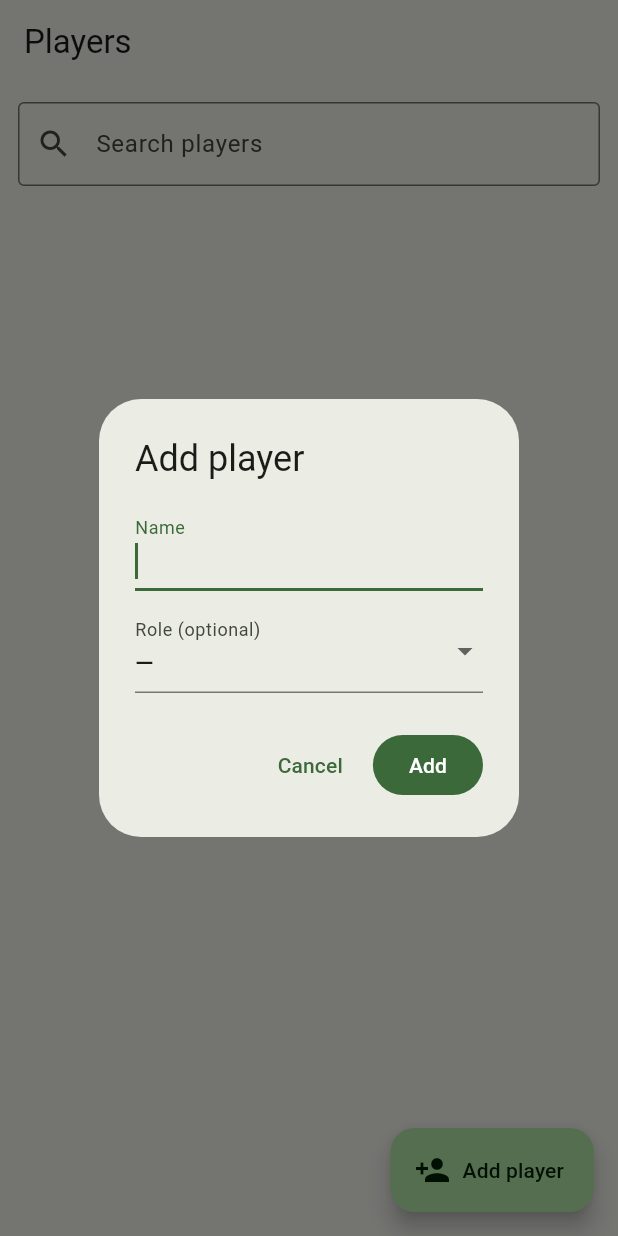
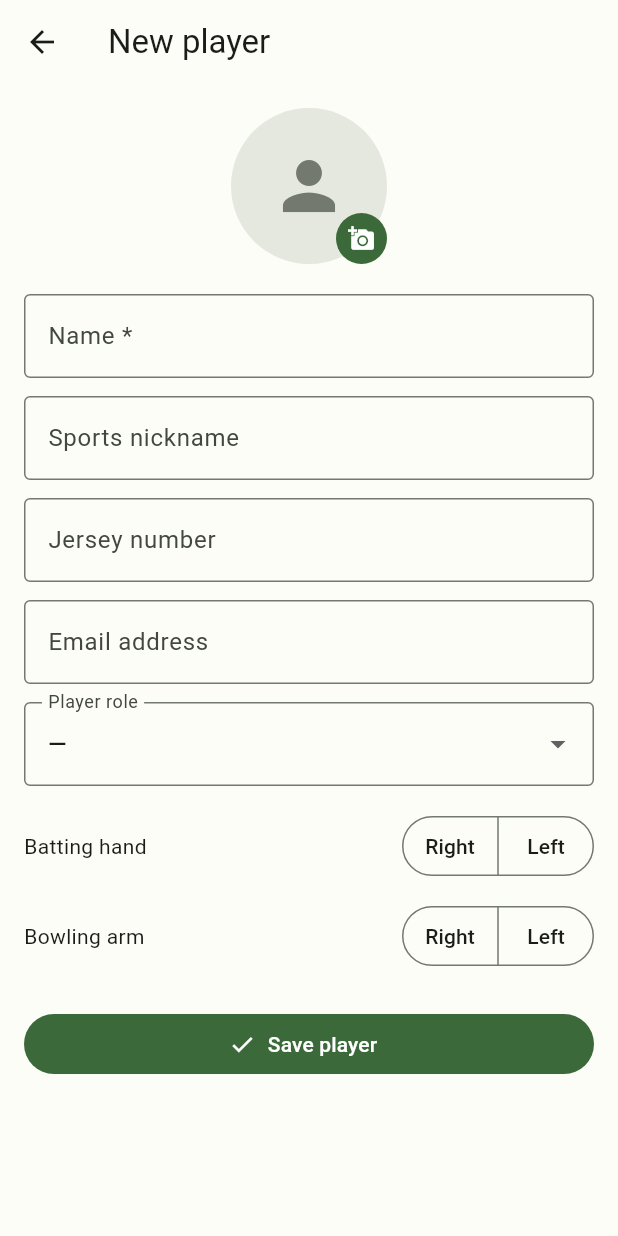
Before and after one commit to sunilkks0507/Gully-Cricket-Score, a Flutter app: the PlayersScreen screen opened by its route, after a tap on "Add player", on a phone screen of 412 x 824 dp. Run offline on Flutter 3.47's test engine with Material 3 defaults, Android fonts, the phone set to English and light mode, and no system bars; our stand-ins replace drift, flutter_riverpod, freezed_annotation, go_router, image_picker; accounts and stored records are empty; generated files the repository leaves out were written again.

Commit message:
Expand Add Player into a full player profile form
Replace the small add-player dialog with a dedicated add/edit profile screen:
- Name is the only required field
- Optional: sports nickname, jersey number, email (validated), player role,
  batting hand and bowling arm (left/right), and a photo (image_picker gallery,
  copied into app storage)
- Players list shows the photo, nickname and jersey/role; row menu gains Edit
- Player profile shows a header card (photo + details) and an Edit action

Schema v2: adds Players.jerseyNo and Players.email with an onUpgrade migration.
Adds image_picker dependency + iOS photo-library usage string.

analyze clean; 58 tests green.

Co-Authored-By: Claude Opus 4.8 <noreply@anthropic.com>

```diff
--- a/lib/app/router.dart
+++ b/lib/app/router.dart
@@ -4,6 +4,7 @@ import '../features/history/history_screen.dart';
 import '../features/home/home_screen.dart';
 import '../features/live_scoring/live_scoring_screen.dart';
 import '../features/match_setup/match_setup_screen.dart';
+import '../features/players/player_form_screen.dart';
 import '../features/players/player_profile_screen.dart';
 import '../features/players/players_screen.dart';
 import '../features/scorecard/scorecard_screen.dart';
@@ -22,6 +23,16 @@ final GoRouter appRouter = GoRouter(
       path: '/players',
       name: 'players',
       builder: (c, s) => const PlayersScreen(),
+    ),
+    GoRoute(
+      path: '/players/new',
+      name: 'playerCreate',
+      builder: (c, s) => const PlayerFormScreen(),
+    ),
+    GoRoute(
+      path: '/players/:id/edit',
+      name: 'playerEdit',
+      builder: (c, s) => PlayerFormScreen(playerId: s.pathParameters['id']!),
     ),
     GoRoute(
       path: '/players/:id',
--- a/lib/data/db/tables.dart
+++ b/lib/data/db/tables.dart
@@ -13,9 +13,19 @@ class Players extends Table {
   TextColumn get id => text()();
   TextColumn get name => text()();
   TextColumn get nickname => text().nullable()();
+
+  /// Batting hand — stored as a [BattingHand] name ('right' / 'left').
   TextColumn get battingStyle => text().nullable()();
+
+  /// Bowling arm — stored as a [BattingHand] name ('right' / 'left').
   TextColumn get bowlingStyle => text().nullable()();
   TextColumn get role => textEnum<PlayerRole>().nullable()();
+
+  /// Preferred jersey number.
+  IntColumn get jerseyNo => integer().nullable()();
+  TextColumn get email => text().nullable()();
+
+  /// Local file path to the player's photo.
   TextColumn get photoPath => text().nullable()();
   DateTimeColumn get createdAt => dateTime()();
 
--- /dev/null
+++ b/lib/features/players/player_form_screen.dart
@@ -0,0 +1,305 @@
+import 'dart:io';
+
+import 'package:flutter/material.dart';
+import 'package:flutter_riverpod/flutter_riverpod.dart';
+import 'package:go_router/go_router.dart';
+import 'package:image_picker/image_picker.dart';
+import 'package:path/path.dart' as p;
+import 'package:path_provider/path_provider.dart';
+import 'package:uuid/uuid.dart';
+
+import '../../application/providers.dart';
+import '../../models/enums.dart';
+
+/// Add or edit a full player profile: name (required) + optional nickname,
+/// jersey number, email, role, batting/bowling hand, and a photo.
+class PlayerFormScreen extends ConsumerStatefulWidget {
+  const PlayerFormScreen({this.playerId, super.key});
+
+  final String? playerId;
+
+  @override
+  ConsumerState<PlayerFormScreen> createState() => _PlayerFormScreenState();
+}
+
+class _PlayerFormScreenState extends ConsumerState<PlayerFormScreen> {
+  final _formKey = GlobalKey<FormState>();
+  final _name = TextEditingController();
+  final _nickname = TextEditingController();
+  final _jersey = TextEditingController();
+  final _email = TextEditingController();
+
+  PlayerRole? _role;
+  BattingHand? _battingHand;
+  BattingHand? _bowlingHand;
+  String? _photoPath;
+  DateTime? _createdAt;
+
+  bool _loading = false;
+  bool _saving = false;
+
+  bool get _isEdit => widget.playerId != null;
+
+  @override
+  void initState() {
+    super.initState();
+    if (_isEdit) _load();
+  }
+
+  @override
+  void dispose() {
+    _name.dispose();
+    _nickname.dispose();
+    _jersey.dispose();
+    _email.dispose();
+    super.dispose();
+  }
+
+  Future<void> _load() async {
+    setState(() => _loading = true);
+    final player = await ref
+        .read(playerRepositoryProvider)
+        .get(widget.playerId!);
+    if (player == null || !mounted) {
+      setState(() => _loading = false);
+      return;
+    }
+    _name.text = player.name;
+    _nickname.text = player.nickname ?? '';
+    _jersey.text = player.jerseyNo?.toString() ?? '';
+    _email.text = player.email ?? '';
+    _role = player.role;
+    _battingHand = _handFrom(player.battingStyle);
+    _bowlingHand = _handFrom(player.bowlingStyle);
+    _photoPath = player.photoPath;
+    _createdAt = player.createdAt;
+    setState(() => _loading = false);
+  }
+
+  static BattingHand? _handFrom(String? name) {
+    if (name == null) return null;
+    for (final h in BattingHand.values) {
+      if (h.name == name) return h;
+    }
+    return null;
+  }
+
+  @override
+  Widget build(BuildContext context) {
+    return Scaffold(
+      appBar: AppBar(title: Text(_isEdit ? 'Edit player' : 'New player')),
+      body: _loading
+          ? const Center(child: CircularProgressIndicator())
+          : Form(
+              key: _formKey,
+              child: ListView(
+                padding: const EdgeInsets.all(16),
+                children: [
+                  Center(child: _photoPicker()),
+                  const SizedBox(height: 20),
+                  TextFormField(
+                    controller: _name,
+                    textCapitalization: TextCapitalization.words,
+                    decoration: const InputDecoration(
+                      labelText: 'Name *',
+                      border: OutlineInputBorder(),
+                    ),
+                    validator: (v) => (v == null || v.trim().isEmpty)
+                        ? 'Name is required'
+                        : null,
+                  ),
+                  const SizedBox(height: 12),
+                  TextFormField(
+                    controller: _nickname,
+                    decoration: const InputDecoration(
+                      labelText: 'Sports nickname',
+                      border: OutlineInputBorder(),
+                    ),
+                  ),
+                  const SizedBox(height: 12),
+                  TextFormField(
+                    controller: _jersey,
+                    keyboardType: TextInputType.number,
+                    decoration: const InputDecoration(
+                      labelText: 'Jersey number',
+                      border: OutlineInputBorder(),
+                    ),
+                  ),
+                  const SizedBox(height: 12),
+                  TextFormField(
+                    controller: _email,
+                    keyboardType: TextInputType.emailAddress,
+                    decoration: const InputDecoration(
+                      labelText: 'Email address',
+                      border: OutlineInputBorder(),
+                    ),
+                    validator: (v) {
+                      if (v == null || v.trim().isEmpty) return null;
+                      final ok = RegExp(
+                        r'^[^@\s]+@[^@\s]+\.[^@\s]+$',
+                      ).hasMatch(v.trim());
+                      return ok ? null : 'Enter a valid email';
+                    },
+                  ),
+                  const SizedBox(height: 12),
+                  DropdownButtonFormField<PlayerRole?>(
+                    initialValue: _role,
+                    decoration: const InputDecoration(
+                      labelText: 'Player role',
+                      border: OutlineInputBorder(),
+                    ),
+                    items: [
+                      const DropdownMenuItem(value: null, child: Text('—')),
+                      for (final r in PlayerRole.values)
+                        DropdownMenuItem(value: r, child: Text(_roleLabel(r))),
+                    ],
+                    onChanged: (v) => setState(() => _role = v),
+                  ),
+                  const SizedBox(height: 16),
+                  _handSelector(
+                    'Batting hand',
+                    _battingHand,
+                    (v) => setState(() => _battingHand = v),
+                  ),
+                  const SizedBox(height: 12),
+                  _handSelector(
+                    'Bowling arm',
+                    _bowlingHand,
+                    (v) => setState(() => _bowlingHand = v),
+                  ),
+                  const SizedBox(height: 24),
+                  FilledButton.icon(
+                    onPressed: _saving ? null : _save,
+                    icon: const Icon(Icons.check),
+                    label: Text(_saving ? 'Saving…' : 'Save player'),
+                  ),
+                  const SizedBox(height: 32),
+                ],
+              ),
+            ),
+    );
+  }
+
+  Widget _photoPicker() {
+    final theme = Theme.of(context);
+    return Stack(
+      alignment: Alignment.bottomRight,
+      children: [
+        CircleAvatar(
+          radius: 52,
+          backgroundColor: theme.colorScheme.surfaceContainerHighest,
+          backgroundImage: _photoPath != null && File(_photoPath!).existsSync()
+              ? FileImage(File(_photoPath!))
+              : null,
+          child: _photoPath == null
+              ? Icon(Icons.person, size: 52, color: theme.colorScheme.outline)
+              : null,
+        ),
+        Material(
+          color: theme.colorScheme.primary,
+          shape: const CircleBorder(),
+          child: InkWell(
+            customBorder: const CircleBorder(),
+            onTap: _pickPhoto,
+            child: Padding(
+              padding: const EdgeInsets.all(8),
+              child: Icon(
+                _photoPath == null ? Icons.add_a_photo : Icons.edit,
+                size: 18,
+                color: theme.colorScheme.onPrimary,
+              ),
+            ),
+          ),
+        ),
+      ],
+    );
+  }
+
+  Widget _handSelector(
+    String label,
+    BattingHand? value,
+    ValueChanged<BattingHand?> onChanged,
+  ) {
+    return Row(
+      children: [
+        Expanded(child: Text(label)),
+        SegmentedButton<BattingHand?>(
+          emptySelectionAllowed: true,
+          showSelectedIcon: false,
+          segments: const [
+            ButtonSegment(value: BattingHand.right, label: Text('Right')),
+            ButtonSegment(value: BattingHand.left, label: Text('Left')),
+          ],
+          selected: value == null ? const {} : {value},
+          onSelectionChanged: (s) => onChanged(s.isEmpty ? null : s.first),
+        ),
+      ],
+    );
+  }
+
+  Future<void> _pickPhoto() async {
+    final messenger = ScaffoldMessenger.of(context);
+    try {
+      final picked = await ImagePicker().pickImage(
+        source: ImageSource.gallery,
+        maxWidth: 800,
+        imageQuality: 85,
+      );
+      if (picked == null) return;
+      final dir = await getApplicationDocumentsDirectory();
+      final photosDir = Directory(p.join(dir.path, 'player_photos'));
+      await photosDir.create(recursive: true);
+      final ext = p.extension(picked.path).isEmpty
+          ? '.jpg'
+          : p.extension(picked.path);
+      final dest = p.join(photosDir.path, '${const Uuid().v4()}$ext');
+      await File(picked.path).copy(dest);
+      if (mounted) setState(() => _photoPath = dest);
+    } catch (e) {
+      messenger.showSnackBar(
+        SnackBar(content: Text('Could not add photo: $e')),
+      );
+    }
+  }
+
+  Future<void> _save() async {
+    if (!(_formKey.currentState?.validate() ?? false)) return;
+    setState(() => _saving = true);
+    final navigator = GoRouter.of(context);
+    try {
+      await ref
+          .read(playerRepositoryProvider)
+          .savePlayer(
+            id: widget.playerId,
+            name: _name.text.trim(),
+            nickname: _nickname.text.trim().isEmpty
+                ? null
+                : _nickname.text.trim(),
+            jerseyNo: int.tryParse(_jersey.text.trim()),
+            email: _email.text.trim().isEmpty ? null : _email.text.trim(),
+            role: _role,
+            battingHand: _battingHand,
+            bowlingHand: _bowlingHand,
+            photoPath: _photoPath,
+            createdAt: _createdAt,
+          );
+      ref.invalidate(playersProvider);
+      ref.invalidate(playerNamesProvider);
+      navigator.pop();
+    } catch (e) {
+      if (mounted) {
+        setState(() => _saving = false);
+        ScaffoldMessenger.of(
+          context,
+        ).showSnackBar(SnackBar(content: Text('Could not save: $e')));
+      }
+    }
+  }
+
+  static String _roleLabel(PlayerRole r) => switch (r) {
+    PlayerRole.batter => 'Batter',
+    PlayerRole.bowler => 'Bowler',
+    PlayerRole.allRounder => 'All-rounder',
+    PlayerRole.keeper => 'Wicketkeeper',
+  };
+}
--- a/lib/features/players/player_profile_screen.dart
+++ b/lib/features/players/player_profile_screen.dart
@@ -1,6 +1,7 @@
+import 'dart:io';
+
 import 'package:flutter/material.dart';
 import 'package:flutter_riverpod/flutter_riverpod.dart';
-
 import 'package:go_router/go_router.dart';
 
 import '../../application/providers.dart';
@@ -46,21 +47,27 @@ class PlayerProfileScreen extends ConsumerWidget {
   @override
   Widget build(BuildContext context, WidgetRef ref) {
     final players = ref.watch(playersProvider).value ?? const [];
-    final name = players
-        .where((p) => p.id == playerId)
-        .map((p) => p.name)
-        .cast<String?>()
-        .firstWhere((_) => true, orElse: () => 'Player');
+    final matches = players.where((p) => p.id == playerId);
+    final player = matches.isEmpty ? null : matches.first;
+    final name = player?.name ?? 'Player';
     final stats = ref.watch(overallStatsProvider);
 
     return Scaffold(
       appBar: AppBar(
-        title: Text(name ?? 'Player'),
+        title: Text(name),
         actions: [
+          IconButton(
+            tooltip: 'Edit player',
+            icon: const Icon(Icons.edit_outlined),
+            onPressed: () => context.pushNamed(
+              'playerEdit',
+              pathParameters: {'id': playerId},
+            ),
+          ),
           IconButton(
             tooltip: 'Delete player',
             icon: const Icon(Icons.delete_outline),
-            onPressed: () => _delete(context, ref, name ?? 'This player'),
+            onPressed: () => _delete(context, ref, name),
           ),
         ],
       ),
@@ -70,6 +77,10 @@ class PlayerProfileScreen extends ConsumerWidget {
           return ListView(
             padding: const EdgeInsets.all(16),
             children: [
+              if (player != null) ...[
+                _ProfileHeader(player: player),
+                const SizedBox(height: 16),
+              ],
               _StatSection(
                 title: 'Overall batting',
                 rows: {
@@ -116,6 +127,104 @@ class PlayerProfileScreen extends ConsumerWidget {
   }
 }
 
+class _ProfileHeader extends StatelessWidget {
+  const _ProfileHeader({required this.player});
+
+  final dynamic player; // Player row
+
+  @override
+  Widget build(BuildContext context) {
+    final theme = Theme.of(context);
+    final hasPhoto =
+        player.photoPath != null &&
+        File(player.photoPath as String).existsSync();
+
+    final details = <String>[];
+    if (player.jerseyNo != null) details.add('Jersey #${player.jerseyNo}');
+    if (player.role != null) {
+      details.add(_roleLabel(player.role.name as String));
+    }
+    final batting = _handLabel(player.battingStyle as String?, 'bat');
+    if (batting != null) details.add(batting);
+    final bowling = _handLabel(player.bowlingStyle as String?, 'arm');
+    if (bowling != null) details.add(bowling);
+
+    return Card(
+      child: Padding(
+        padding: const EdgeInsets.all(16),
+        child: Row(
+          children: [
+            CircleAvatar(
+              radius: 36,
+              backgroundColor: theme.colorScheme.surfaceContainerHighest,
+              backgroundImage: hasPhoto
+                  ? FileImage(File(player.photoPath as String))
+                  : null,
+              child: hasPhoto
+                  ? null
+                  : Text(
+                      (player.name as String).isEmpty
+                          ? '?'
+                          : (player.name as String)[0].toUpperCase(),
+                      style: theme.textTheme.headlineSmall,
+                    ),
+            ),
+            const SizedBox(width: 16),
+            Expanded(
+              child: Column(
+                crossAxisAlignment: CrossAxisAlignment.start,
+                children: [
+                  Text(
+                    player.name as String,
+                    style: theme.textTheme.titleLarge,
+                  ),
+                  if (player.nickname != null &&
+                      (player.nickname as String).isNotEmpty)
+                    Text(
+                      '"${player.nickname}"',
+                      style: theme.textTheme.bodyMedium,
+                    ),
+                  if (details.isNotEmpty)
+                    Padding(
+                      padding: const EdgeInsets.only(top: 4),
+                      child: Text(
+                        details.join(' · '),
+                        style: theme.textTheme.bodySmall,
+                      ),
+                    ),
+                  if (player.email != null &&
+                      (player.email as String).isNotEmpty)
+                    Padding(
+                      padding: const EdgeInsets.only(top: 2),
+                      child: Text(
+                        player.email as String,
+                        style: theme.textTheme.bodySmall,
+                      ),
+                    ),
+                ],
+              ),
+            ),
+          ],
+        ),
+      ),
+    );
+  }
+
+  static String _roleLabel(String r) => switch (r) {
+    'batter' => 'Batter',
+    'bowler' => 'Bowler',
+    'allRounder' => 'All-rounder',
+    'keeper' => 'Wicketkeeper',
+    _ => r,
+  };
+
+  static String? _handLabel(String? name, String what) {
+    if (name == null) return null;
+    final side = name == 'left' ? 'Left' : 'Right';
+    return '$side-hand $what';
+  }
+}
+
 class _StatSection extends StatelessWidget {
   const _StatSection({required this.title, required this.rows});
 
--- a/lib/features/players/players_screen.dart
+++ b/lib/features/players/players_screen.dart
@@ -1,9 +1,10 @@
+import 'dart:io';
+
 import 'package:flutter/material.dart';
 import 'package:flutter_riverpod/flutter_riverpod.dart';
 import 'package:go_router/go_router.dart';
 
 import '../../application/providers.dart';
-import '../../models/enums.dart';
 import '../../shared/confirm.dart';
 
 /// The player pool: list, search, add. Players are reusable across teams/matches.
@@ -23,7 +24,7 @@ class _PlayersScreenState extends ConsumerState<PlayersScreen> {
     return Scaffold(
       appBar: AppBar(title: const Text('Players')),
       floatingActionButton: FloatingActionButton.extended(
-        onPressed: _addPlayer,
+        onPressed: () => context.pushNamed('playerCreate'),
         icon: const Icon(Icons.person_add),
         label: const Text('Add player'),
       ),
@@ -53,19 +54,45 @@ class _PlayersScreenState extends ConsumerState<PlayersScreen> {
                   itemCount: filtered.length,
                   itemBuilder: (c, i) {
                     final p = filtered[i];
+                    final hasPhoto =
+                        p.photoPath != null && File(p.photoPath!).existsSync();
                     return ListTile(
                       leading: CircleAvatar(
-                        child: Text(
-                          p.name.isEmpty ? '?' : p.name[0].toUpperCase(),
-                        ),
+                        backgroundImage: hasPhoto
+                            ? FileImage(File(p.photoPath!))
+                            : null,
+                        child: hasPhoto
+                            ? null
+                            : Text(
+                                p.name.isEmpty ? '?' : p.name[0].toUpperCase(),
+                              ),
                       ),
-                      title: Text(p.name),
-                      subtitle: p.role == null ? null : Text(p.role!.name),
+                      title: Text(
+                        p.nickname == null || p.nickname!.isEmpty
+                            ? p.name
+                            : '${p.name} "${p.nickname}"',
+                      ),
+                      subtitle: Text(_subtitle(p)),
                       trailing: PopupMenuButton<String>(
                         onSelected: (v) {
-                          if (v == 'delete') _deletePlayer(p.id, p.name);
+                          if (v == 'edit') {
+                            context.pushNamed(
+                              'playerEdit',
+                              pathParameters: {'id': p.id},
+                            );
+                          } else if (v == 'delete') {
+                            _deletePlayer(p.id, p.name);
+                          }
                         },
                         itemBuilder: (_) => const [
+                          PopupMenuItem(
+                            value: 'edit',
+                            child: ListTile(
+                              leading: Icon(Icons.edit_outlined),
+                              title: Text('Edit'),
+                              contentPadding: EdgeInsets.zero,
+                            ),
+                          ),
                           PopupMenuItem(
                             value: 'delete',
                             child: ListTile(
@@ -93,17 +120,11 @@ class _PlayersScreenState extends ConsumerState<PlayersScreen> {
     );
   }
 
-  Future<void> _addPlayer() async {
-    final result = await showDialog<({String name, PlayerRole? role})>(
-      context: context,
-      builder: (_) => const _AddPlayerDialog(),
-    );
-    if (result == null || result.name.trim().isEmpty) return;
-    await ref
-        .read(playerRepositoryProvider)
-        .createPlayer(name: result.name.trim(), role: result.role);
-    ref.invalidate(playersProvider);
-    ref.invalidate(playerNamesProvider);
+  static String _subtitle(dynamic p) {
+    final parts = <String>[];
+    if (p.jerseyNo != null) parts.add('#${p.jerseyNo}');
+    if (p.role != null) parts.add(p.role.name as String);
+    return parts.join(' · ');
   }
 
   Future<void> _deletePlayer(String id, String name) async {
@@ -135,61 +156,3 @@ class _PlayersScreenState extends ConsumerState<PlayersScreen> {
     ref.invalidate(overallStatsProvider);
   }
 }
-
-class _AddPlayerDialog extends StatefulWidget {
-  const _AddPlayerDialog();
-
-  @override
-  State<_AddPlayerDialog> createState() => _AddPlayerDialogState();
-}
-
-class _AddPlayerDialogState extends State<_AddPlayerDialog> {
-  final _controller = TextEditingController();
-  PlayerRole? _role;
-
-  @override
-  void dispose() {
-    _controller.dispose();
-    super.dispose();
-  }
-
-  @override
-  Widget build(BuildContext context) {
-    return AlertDialog(
-      title: const Text('Add player'),
-      content: Column(
-        mainAxisSize: MainAxisSize.min,
-        children: [
-          TextField(
-            controller: _controller,
-            autofocus: true,
-            textCapitalization: TextCapitalization.words,
-            decoration: const InputDecoration(labelText: 'Name'),
-          ),
-          const SizedBox(height: 12),
-          DropdownButtonFormField<PlayerRole?>(
-            initialValue: _role,
-            decoration: const InputDecoration(labelText: 'Role (optional)'),
-            items: [
-              const DropdownMenuItem(value: null, child: Text('—')),
-              for (final r in PlayerRole.values)
-                DropdownMenuItem(value: r, child: Text(r.name)),
-            ],
-            onChanged: (v) => setState(() => _role = v),
-          ),
-        ],
-      ),
-      actions: [
-        TextButton(
-          onPressed: () => Navigator.pop(context),
-          child: const Text('Cancel'),
-        ),
-        FilledButton(
-          onPressed: () =>
-              Navigator.pop(context, (name: _controller.text, role: _role)),
-          child: const Text('Add'),
-        ),
-      ],
-    );
-  }
-}
--- a/pubspec.yaml
+++ b/pubspec.yaml
@@ -45,6 +45,7 @@ dependencies:
   path_provider: ^2.1.6
   path: ^1.9.1
   intl: ^0.20.3
+  image_picker: ^1.2.3
 
 dev_dependencies:
   flutter_test:
```
Also changed, not shown: lib/data/db/app_db.dart (+8 -1 lines), lib/data/repositories/player_repository.dart (+23 -4 lines), lib/data/db/app_db.g.dart, pubspec.lock, 1 other file.
